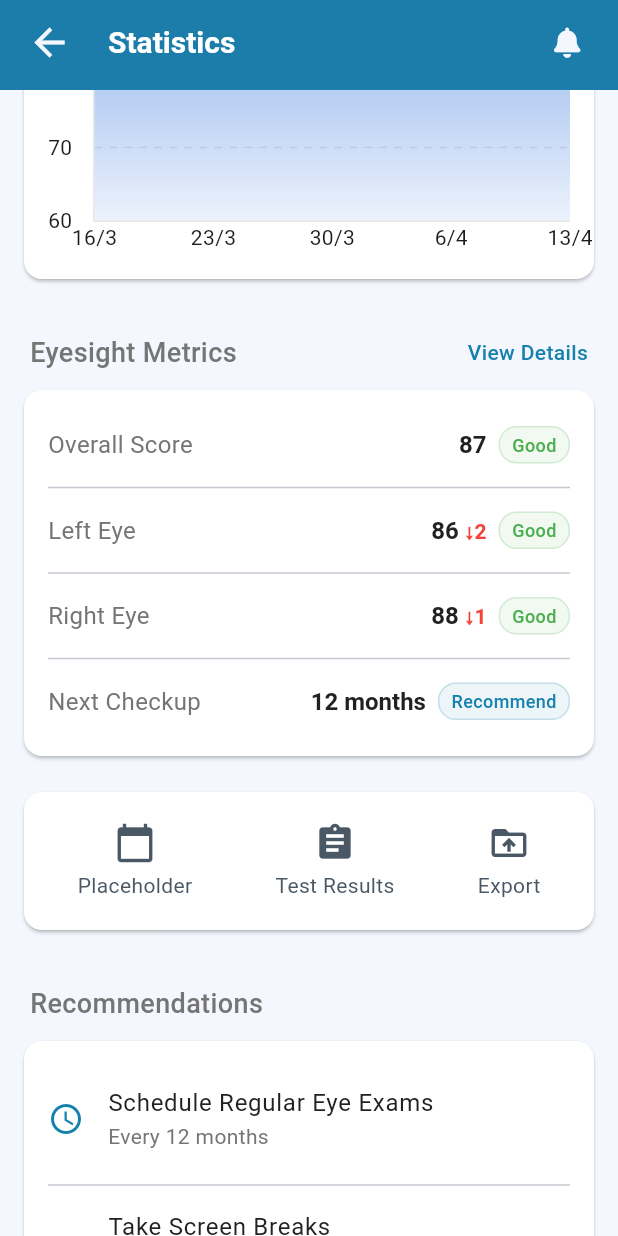
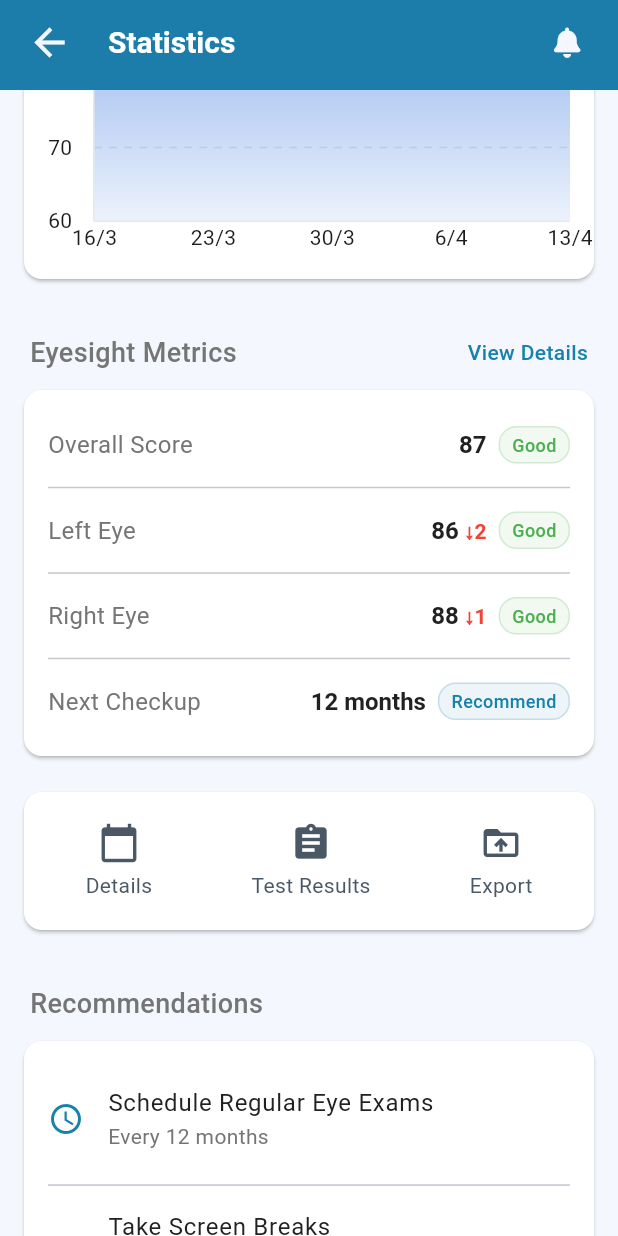
Before and after one commit to Jarwesbub/healthcare_superplatform, a Flutter app: the EyesightStatisticsPage screen opened directly, scrolled down 416 dp, on a phone screen of 412 x 824 dp. Run offline on Flutter 3.47's test engine with Material 3 defaults, Android fonts, the phone set to English and light mode, and no system bars; drawn by our look-alikes of fl_chart; our stand-ins replace bubble, confetti, flutter_local_notifications, flutter_svg, font_awesome_flutter, lottie and 2 more; missing offline and left inert: dialogflow_flutter_plus; accounts and stored records are empty; project files that could hold a hidden picture were left out.

Commit message:
Updated placeholder text in statistics

```diff
--- a/lib/demos/eyesight_stats/pages/eyesight_statistics_page.dart
+++ b/lib/demos/eyesight_stats/pages/eyesight_statistics_page.dart
@@ -364,10 +364,7 @@ class _EyesightStatisticsPageState extends State<EyesightStatisticsPage> {
                   child: Row(
                     mainAxisAlignment: MainAxisAlignment.spaceAround,
                     children: [
-                      _buildActionButton(
-                        'Placeholder',
-                        Icons.calendar_today,
-                        () {
+                      _buildActionButton('Details', Icons.calendar_today, () {
                         Navigator.push(
                           context,
                           MaterialPageRoute(
@@ -375,8 +372,7 @@ class _EyesightStatisticsPageState extends State<EyesightStatisticsPage> {
                                 (context) => const OpticalTestResultsPage(),
                           ),
                         );
-                        },
-                      ),
+                      }),
                       _buildActionButton(
                         'Test Results',
                         Icons.assignment,
```
Lines whose indentation alone changed are shown as unchanged.
